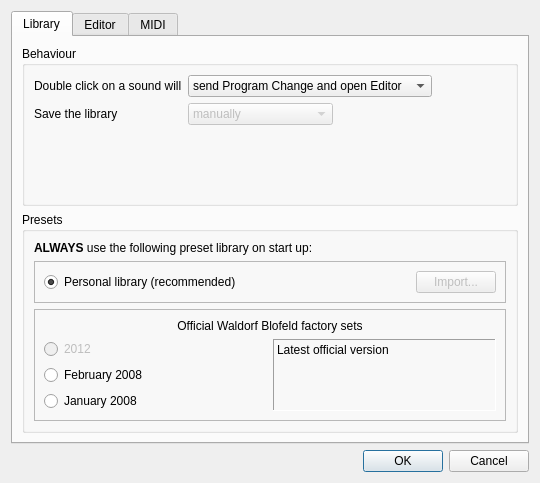
Before: the Qt Designer form bigglesworth/dialogs/settings.ui in MaurizioB/Bigglesworth, drawn with Qt 5.
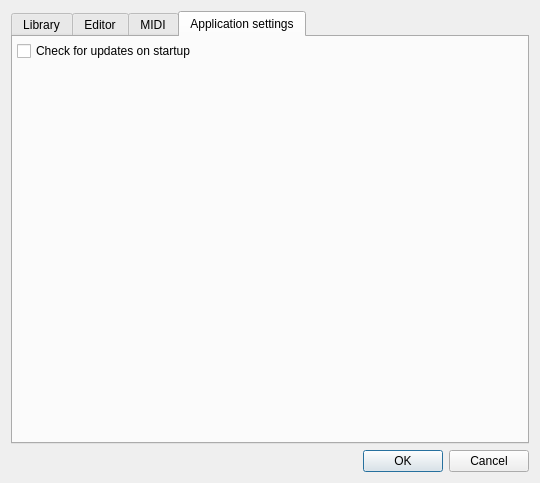
After: the same form once the commit is applied. The open tabs and pages were chosen to show the change.

Commit message: New version detection system, with update summary. Updated version check now uses GitHub's release system and doesn't rely any more on the version.py file, which is only used internally and for binary purposes. A version information dialog has been added, which reports the contents of the release data on GitHub. python-midi module has been moved to bigglesworth/libs/ along with the markdown module used for the version information parsing.

Patch:
```diff
--- a/bigglesworth/dialogs/settings.ui
+++ b/bigglesworth/dialogs/settings.ui
@@ -752,6 +752,36 @@
        </item>
       </layout>
      </widget>
+     <widget class="QWidget" name="app_tab">
+      <attribute name="title">
+       <string>Application settings</string>
+      </attribute>
+      <layout class="QGridLayout" name="gridLayout_12">
+       <property name="margin">
+        <number>4</number>
+       </property>
+       <item row="0" column="0">
+        <widget class="QCheckBox" name="startup_version_chk">
+         <property name="text">
+          <string>Check for updates on startup</string>
+         </property>
+        </widget>
+       </item>
+       <item row="1" column="0">
+        <spacer name="verticalSpacer">
+         <property name="orientation">
+          <enum>Qt::Vertical</enum>
+         </property>
+         <property name="sizeHint" stdset="0">
+          <size>
+           <width>20</width>
+           <height>40</height>
+          </size>
+         </property>
+        </spacer>
+       </item>
+      </layout>
+     </widget>
     </widget>
    </item>
    <item>
```
Left out of the diff: 5 changed lines with no effect on the pictures. The commit also changes 20 other files.
